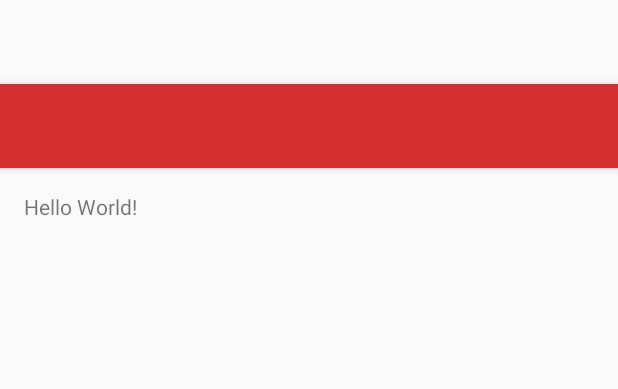
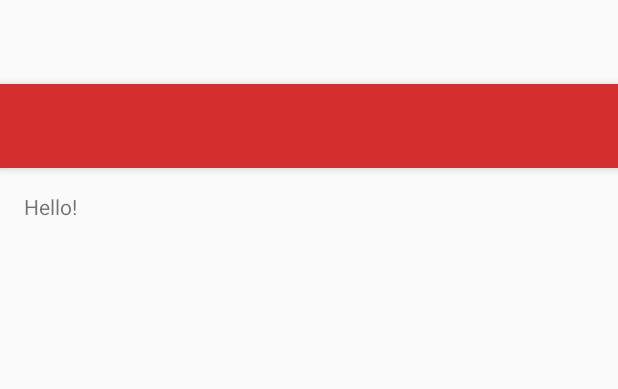
Before and after one commit to woodring63/StudyTest, an Android app: the layout activity_hub.xml on its own in the app's theme, with its tools: preview values and no code run, on a phone screen of 412 x 824 dp. Shown: the top 389 px of the screen. Run offline under Robolectric (Android 15) with nearby library versions, the phone set to English and light mode, and no system bars.

Commit message:
Doing another test

```diff
--- a/app/src/main/res/layout/content_hub.xml
+++ b/app/src/main/res/layout/content_hub.xml
@@ -15,5 +15,5 @@
     <TextView
         android:layout_width="wrap_content"
         android:layout_height="wrap_content"
-        android:text="Hello World!" />
+        android:text="Hello!" />
 </RelativeLayout>
```
